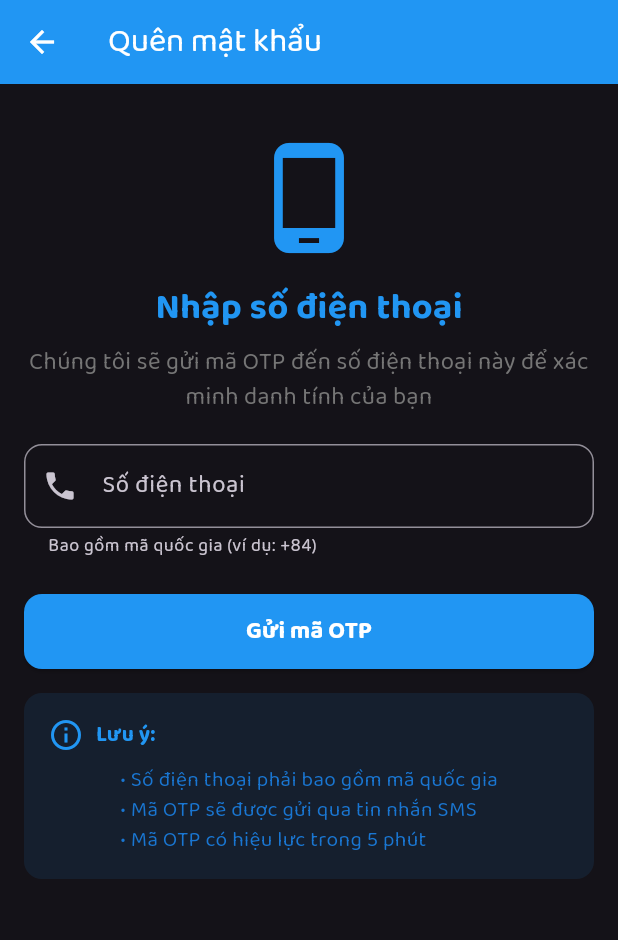
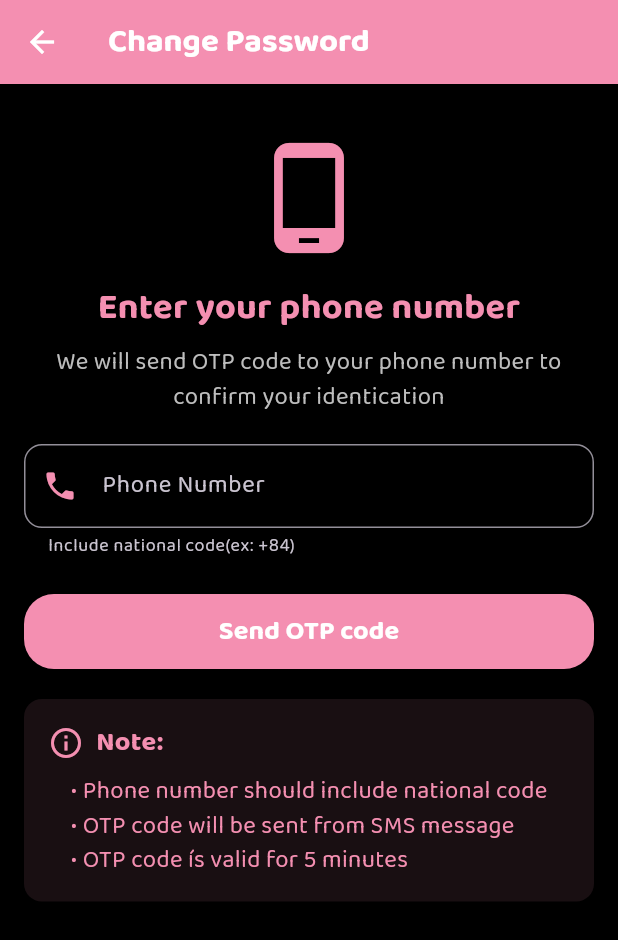
Before and after one commit to rstzsy/GmailProject, a Flutter app: the PhoneInputScreen screen opened directly, on a phone screen of 412 x 824 dp. Shown: the top 940 px of the screen. Run offline on Flutter 3.47's test engine with Material 3 defaults, Android fonts, the phone set to English and light mode, and no system bars; our stand-ins replace firebase_auth, firebase_core, firebase_database, firebase_storage, flutter_local_notifications, font_awesome_flutter and 1 more; accounts and stored records are empty.

Commit message:
done layout reset password

```diff
--- a/gmail_project/lib/pages/EditProfile_page.dart
+++ b/gmail_project/lib/pages/EditProfile_page.dart
@@ -400,11 +400,11 @@ class _EditProfilePageState extends State<EditProfilePage> {
                   );
                 },
                 child: Text(
-                  "Forgot Password?",
+                  "Change Password?",
                   style: TextStyle(
                     color: Color(0xFFF48FB1),
-                    fontWeight: FontWeight.w500,
-                    decoration: TextDecoration.underline,
+                    fontWeight: FontWeight.bold,
+                    fontSize: 20
                   ),
                 ),
               ),
--- a/gmail_project/lib/pages/otp_page.dart
+++ b/gmail_project/lib/pages/otp_page.dart
@@ -71,9 +71,10 @@ class _OtpVerificationScreenState extends State<OtpVerificationScreen> {
   @override
   Widget build(BuildContext context) {
     return Scaffold(
+      backgroundColor: Colors.black,
       appBar: AppBar(
-        title: Text('Nhập mã OTP'),
-        backgroundColor: Colors.blue,
+        title: Text('Enter OTP code', style: TextStyle(fontWeight: FontWeight.bold)),
+        backgroundColor: Color(0xFFF48FB1),
         foregroundColor: Colors.white,
       ),
       body: Padding(
@@ -89,23 +90,23 @@ class _OtpVerificationScreenState extends State<OtpVerificationScreen> {
                   Icon(
                     Icons.sms,
                     size: 80,
-                    color: Colors.blue,
+                    color: Color(0xFFF48FB1),
                   ),
                   SizedBox(height: 16),
                   Text(
-                    'Xác minh OTP',
+                    'OTP Confirmation',
                     style: TextStyle(
                       fontSize: 24,
                       fontWeight: FontWeight.bold,
-                      color: Colors.blue,
+                      color: Color(0xFFF48FB1),
                     ),
                   ),
                   SizedBox(height: 8),
                   Text(
-                    'Nhập mã 6 chữ số đã được gửi đến số điện thoại của bạn',
+                    'Enter 6 numbers sent to your number phone',
                     style: TextStyle(
-                      fontSize: 16,
-                      color: Colors.grey[600],
+                      fontSize: 19,
+                      color: Colors.grey[400],
                     ),
                     textAlign: TextAlign.center,
                   ),
@@ -114,9 +115,9 @@ class _OtpVerificationScreenState extends State<OtpVerificationScreen> {
                     Text(
                       widget.phoneNumber!,
                       style: TextStyle(
-                        fontSize: 16,
+                        fontSize: 18,
                         fontWeight: FontWeight.bold,
-                        color: Colors.blue,
+                        color: Color(0xFFF48FB1),
                       ),
                     ),
                   ],
@@ -136,13 +137,13 @@ class _OtpVerificationScreenState extends State<OtpVerificationScreen> {
                 letterSpacing: 8,
               ),
               decoration: InputDecoration(
-                labelText: 'Mã OTP',
+                labelText: 'OTP code',
                 hintText: '000000',
                 border: OutlineInputBorder(
                   borderRadius: BorderRadius.circular(12),
                 ),
                 counterText: '',
-                prefixIcon: Icon(Icons.lock_outline),
+                prefixIcon: Icon(Icons.lock_outline, color: Color(0xFFF48FB1)),
               ),
             ),
 
@@ -154,10 +155,10 @@ class _OtpVerificationScreenState extends State<OtpVerificationScreen> {
               child: ElevatedButton(
                 onPressed: _isLoading ? null : _verifyOtp,
                 style: ElevatedButton.styleFrom(
-                  backgroundColor: Colors.blue,
+                  backgroundColor: Color(0xFFF48FB1),
                   foregroundColor: Colors.white,
                   shape: RoundedRectangleBorder(
-                    borderRadius: BorderRadius.circular(12),
+                    borderRadius: BorderRadius.circular(20),
                   ),
                 ),
                 child: _isLoading
@@ -173,11 +174,11 @@ class _OtpVerificationScreenState extends State<OtpVerificationScreen> {
                             ),
                           ),
                           SizedBox(width: 12),
-                          Text('Đang xác minh...'),
+                          Text('Confirmating...'),
                         ],
                       )
                     : Text(
-                        'Xác minh',
+                        'Confirm',
                         style: TextStyle(
                           fontSize: 16,
                           fontWeight: FontWeight.bold,
@@ -191,13 +192,12 @@ class _OtpVerificationScreenState extends State<OtpVerificationScreen> {
             // Resend OTP
             TextButton(
               onPressed: _isLoading ? null : () {
-                // TODO: Implement resend OTP
                 _showError('Tính năng gửi lại OTP sẽ được thêm vào sau');
               },
               child: Text(
-                'Không nhận được mã? Gửi lại',
+                'Do not receive code? Send again',
                 style: TextStyle(
-                  color: Colors.blue,
+                  color: Color(0xFFF48FB1),
                   fontSize: 16,
                 ),
               ),
--- a/gmail_project/lib/pages/phoneOTP_page.dart
+++ b/gmail_project/lib/pages/phoneOTP_page.dart
@@ -61,9 +61,10 @@ class _PhoneInputScreenState extends State<PhoneInputScreen> {
   @override
   Widget build(BuildContext context) {
     return Scaffold(
+      backgroundColor: Colors.black,
       appBar: AppBar(
-        title: Text('Quên mật khẩu'),
-        backgroundColor: Colors.blue,
+        title: Text('Change Password', style: TextStyle(fontWeight: FontWeight.bold),),
+        backgroundColor: Color(0xFFF48FB1),
         foregroundColor: Colors.white,
       ),
       body: Padding(
@@ -79,23 +80,23 @@ class _PhoneInputScreenState extends State<PhoneInputScreen> {
                   Icon(
                     Icons.phone_android,
                     size: 80,
-                    color: Colors.blue,
+                    color: Color(0xFFF48FB1),
                   ),
                   SizedBox(height: 16),
                   Text(
-                    'Nhập số điện thoại',
+                    'Enter your phone number',
                     style: TextStyle(
                       fontSize: 24,
                       fontWeight: FontWeight.bold,
-                      color: Colors.blue,
+                      color: Color(0xFFF48FB1),
                     ),
                   ),
                   SizedBox(height: 8),
                   Text(
-                    'Chúng tôi sẽ gửi mã OTP đến số điện thoại này để xác minh danh tính của bạn',
+                    'We will send OTP code to your phone number to confirm your identication',
                     style: TextStyle(
                       fontSize: 16,
-                      color: Colors.grey[600],
+                      color: Colors.grey[400],
                     ),
                     textAlign: TextAlign.center,
                   ),
@@ -108,13 +109,13 @@ class _PhoneInputScreenState extends State<PhoneInputScreen> {
               controller: _phoneController,
               keyboardType: TextInputType.phone,
               decoration: InputDecoration(
-                labelText: 'Số điện thoại',
+                labelText: 'Phone Number',
                 hintText: '+84912345678',
-                prefixIcon: Icon(Icons.phone),
+                prefixIcon: Icon(Icons.phone, color: Color(0xFFF48FB1)),
                 border: OutlineInputBorder(
                   borderRadius: BorderRadius.circular(12),
                 ),
-                helperText: 'Bao gồm mã quốc gia (ví dụ: +84)',
+                helperText: 'Include national code(ex: +84)',
               ),
             ),
 
@@ -126,10 +127,10 @@ class _PhoneInputScreenState extends State<PhoneInputScreen> {
               child: ElevatedButton(
                 onPressed: _isLoading ? null : _sendOtp,
                 style: ElevatedButton.styleFrom(
-                  backgroundColor: Colors.blue,
+                  backgroundColor: Color(0xFFF48FB1),
                   foregroundColor: Colors.white,
                   shape: RoundedRectangleBorder(
-                    borderRadius: BorderRadius.circular(12),
+                    borderRadius: BorderRadius.circular(20),
                   ),
                 ),
                 child: _isLoading
@@ -145,51 +146,52 @@ class _PhoneInputScreenState extends State<PhoneInputScreen> {
                             ),
                           ),
                           SizedBox(width: 12),
-                          Text('Đang gửi...'),
+                          Text('Sending...'),
                         ],
                       )
                     : Text(
-                        'Gửi mã OTP',
+                        'Send OTP code',
                         style: TextStyle(
-                          fontSize: 16,
+                          fontSize: 18,
                           fontWeight: FontWeight.bold,
                         ),
                       ),
               ),
             ),
 
-            SizedBox(height: 16),
+            SizedBox(height: 20),
 
             // Information
             Container(
               padding: EdgeInsets.all(16),
               decoration: BoxDecoration(
-                color: Colors.blue.withOpacity(0.1),
+                color: Color(0xFFF48FB1).withOpacity(0.1),
                 borderRadius: BorderRadius.circular(12),
               ),
               child: Column(
                 children: [
                   Row(
                     children: [
-                      Icon(Icons.info_outline, color: Colors.blue),
+                      Icon(Icons.info_outline, color: Color(0xFFF48FB1)),
                       SizedBox(width: 8),
                       Text(
-                        'Lưu ý:',
+                        'Note:',
                         style: TextStyle(
                           fontWeight: FontWeight.bold,
-                          color: Colors.blue,
+                          color: Color(0xFFF48FB1),
+                          fontSize: 18
                         ),
                       ),
                     ],
                   ),
                   SizedBox(height: 8),
                   Text(
-                    '• Số điện thoại phải bao gồm mã quốc gia\n'
-                    '• Mã OTP sẽ được gửi qua tin nhắn SMS\n'
-                    '• Mã OTP có hiệu lực trong 5 phút',
+                    '• Phone number should include national code\n'
+                    '• OTP code will be sent from SMS message\n'
+                    '• OTP code ís valid for 5 minutes',
                     style: TextStyle(
-                      color: Colors.blue[700],
-                      fontSize: 14,
+                      color: Color(0xFFF48FB1),
+                      fontSize: 16,
                     ),
                   ),
                 ],
--- a/gmail_project/lib/services/auth_service.dart
+++ b/gmail_project/lib/services/auth_service.dart
@@ -10,10 +10,10 @@ class AuthService {
   bool _isUserAuthenticated() {
     final user = _auth.currentUser;
     if (user == null) {
-      print('❌ No authenticated user found');
+      print('No authenticated user found');
       return false;
     }
-    print('✅ User authenticated: ${user.uid}');
+    print(' User authenticated: ${user.uid}');
     return true;
   }
 
@@ -21,7 +21,7 @@ class AuthService {
   Future<void> initializeUserNotifications(String uid) async {
     try {
       if (!_isUserAuthenticated() || _auth.currentUser?.uid != uid) {
-        print('❌ User not authenticated or UID mismatch');
+        print(' User not authenticated or UID mismatch');
         return;
       }
 
@@ -35,14 +35,14 @@ class AuthService {
           'push_notifications': true,
           'created_at': ServerValue.timestamp,
         });
-        print('✅ Initialized notifications for user: $uid');
+        print(' Initialized notifications for user: $uid');
       } else {
-        print('✅ Notifications already exist for user: $uid');
+        print(' Notifications already exist for user: $uid');
       }
     } on FirebaseException catch (e) {
-      print('❌ Firebase Error initializing notifications: ${e.code} - ${e.message}');
+      print(' Firebase Error initializing notifications: ${e.code} - ${e.message}');
     } catch (e) {
-      print('❌ General Error initializing notifications: $e');
+      print(' General Error initializing notifications: $e');
     }
   }
 
@@ -50,7 +50,7 @@ class AuthService {
   Future<Map<String, dynamic>?> getUserNotifications(String uid) async {
     try {
       if (!_isUserAuthenticated() || _auth.currentUser?.uid != uid) {
-        print('❌ User not authenticated or UID mismatch for getUserNotifications');
+        print(' User not authenticated or UID mismatch for getUserNotifications');
         return null;
       }
 
@@ -68,10 +68,10 @@ class AuthService {
         };
       }
     } on FirebaseException catch (e) {
-      print('❌ Firebase Error getting user notifications: ${e.code} - ${e.message}');
+      print(' Firebase Error getting user notifications: ${e.code} - ${e.message}');
       return null;
     } catch (e) {
-      print('❌ General Error getting user notifications: $e');
+      print(' General Error getting user notifications: $e');
       return null;
     }
   }
@@ -80,7 +80,7 @@ class AuthService {
   Future<bool> updateNotificationSettings(String uid, Map<String, dynamic> settings) async {
     try {
       if (!_isUserAuthenticated() || _auth.currentUser?.uid != uid) {
-        print('❌ User not authenticated or UID mismatch for updateNotificationSettings');
+        print(' User not authenticated or UID mismatch for updateNotificationSettings');
         return false;
       }
 
@@ -88,13 +88,13 @@ class AuthService {
         ...settings,
         'updated_at': ServerValue.timestamp,
       });
-      print('✅ Updated notification settings for user: $uid');
+      print(' Updated notification settings for user: $uid');
       return true;
     } on FirebaseException catch (e) {
-      print('❌ Firebase Error updating notification settings: ${e.code} - ${e.message}');
+      print(' Firebase Error updating notification settings: ${e.code} - ${e.message}');
       return false;
     } catch (e) {
-      print('❌ General Error updating notification settings: $e');
+      print(' General Error updating notification settings: $e');
       return false;
     }
   }
@@ -103,7 +103,7 @@ class AuthService {
   Future<Map<String, dynamic>?> getCurrentUserNotifications() async {
     final user = _auth.currentUser;
     if (user == null) {
-      print('❌ No authenticated user for getCurrentUserNotifications');
+      print(' No authenticated user for getCurrentUserNotifications');
       return null;
     }
     return await getUserNotifications(user.uid);
@@ -113,7 +113,7 @@ class AuthService {
   Future<bool> updateCurrentUserNotificationSettings(Map<String, dynamic> settings) async {
     final user = _auth.currentUser;
     if (user == null) {
-      print('❌ No authenticated user for updateCurrentUserNotificationSettings');
+      print(' No authenticated user for updateCurrentUserNotificationSettings');
       return false;
     }
     return await updateNotificationSettings(user.uid, settings);
@@ -152,13 +152,13 @@ class AuthService {
         // Khởi tạo cài đặt thông báo sau khi đăng ký thành công
         await initializeUserNotifications(user.uid);
 
-        print('✅ User registered successfully: ${user.uid}');
+        print(' User registered successfully: ${user.uid}');
         return null;
       } else {
         return "Không thể tạo tài khoản. Vui lòng thử lại.";
       }
     } on FirebaseAuthException catch (e) {
-      print('❌ Sign up error: ${e.code} - ${e.message}');
+      print(' Sign up error: ${e.code} - ${e.message}');
       switch (e.code) {
         case 'email-already-in-use':
           return 'Số điện thoại này đã được đăng ký.';
@@ -168,7 +168,7 @@ class AuthService {
           return e.message ?? 'Lỗi đăng ký không xác định.';
       }
     } catch (e) {
-      print('❌ General sign up error: $e');
+      print(' General sign up error: $e');
       return 'Lỗi hệ thống: $e';
     }
   }
@@ -184,7 +184,7 @@ class AuthService {
 
       return snapshot.exists;
     } on FirebaseException catch (e) {
-      print('❌ Database access error: ${e.code} - ${e.message}');
+      print(' Database access error: ${e.code} - ${e.message}');
       return false;
     }
   }
@@ -204,13 +204,13 @@ class AuthService {
       );
 
       if (userCredential.user != null) {
-        print('✅ User signed in successfully: ${userCredential.user!.uid}');
+        print(' User signed in successfully: ${userCredential.user!.uid}');
         return null;
       } else {
         return "Không thể đăng nhập. Vui lòng thử lại.";
       }
     } on FirebaseAuthException catch (e) {
-      print('❌ Sign in error: ${e.code} - ${e.message}');
+      print(' Sign in error: ${e.code} - ${e.message}');
       switch (e.code) {
         case 'user-not-found':
           return 'Không tìm thấy tài khoản với số điện thoại này.';
@@ -222,7 +222,7 @@ class AuthService {
           return e.message ?? 'Lỗi đăng nhập không xác định.';
       }
     } catch (e) {
-      print('❌ General sign in error: $e');
+      print(' General sign in error: $e');
       return 'Lỗi hệ thống: $e';
     }
   }
@@ -280,9 +280,9 @@ class AuthService {
   Future<void> signOut() async {
     try {
       await _auth.signOut();
-      print('✅ User signed out successfully');
+      print(' User signed out successfully');
     } catch (e) {
-      print('❌ Sign out error: $e');
+      print(' Sign out error: $e');
     }
   }
 
```
Also changed, not shown: gmail_project/lib/pages/resetpass_page.dart (+48 -28 lines).
